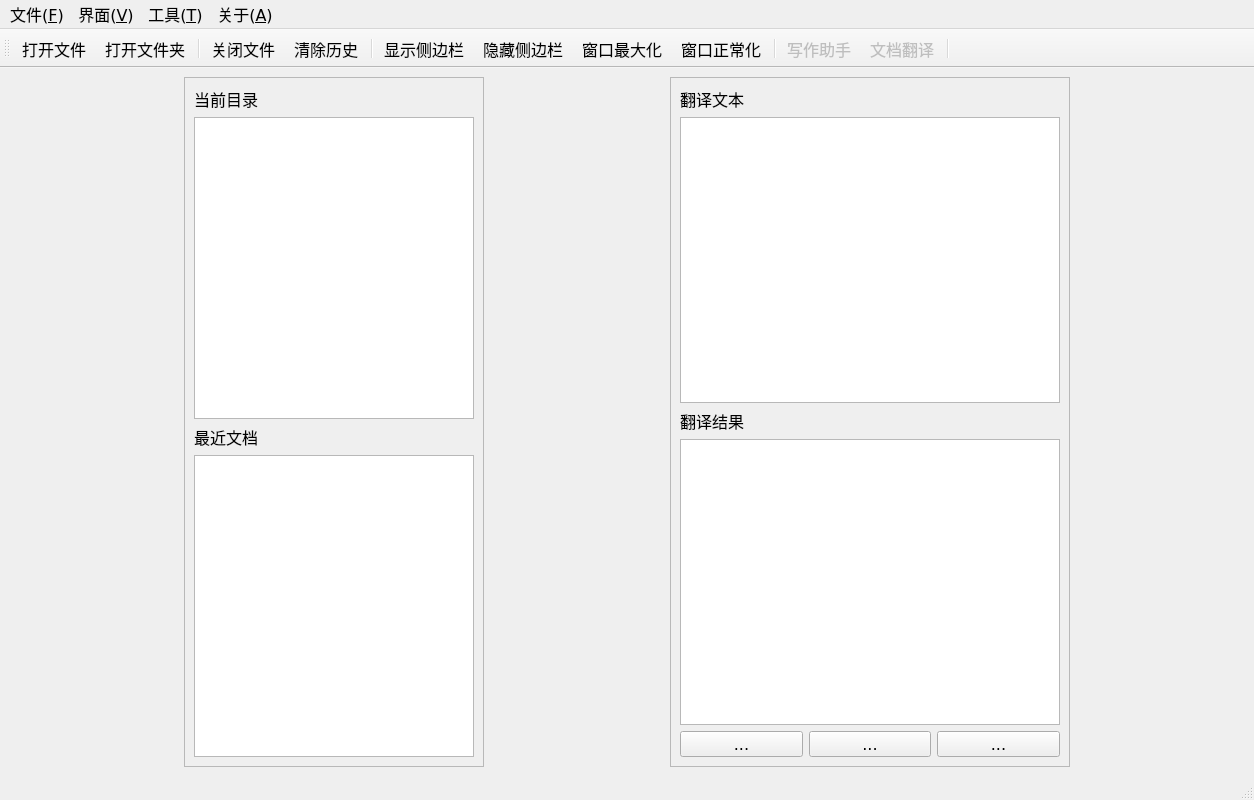
Before: the Qt Designer form modules/main_window_layout.ui in fiveflowers/ghs-translator, drawn with Qt 5.
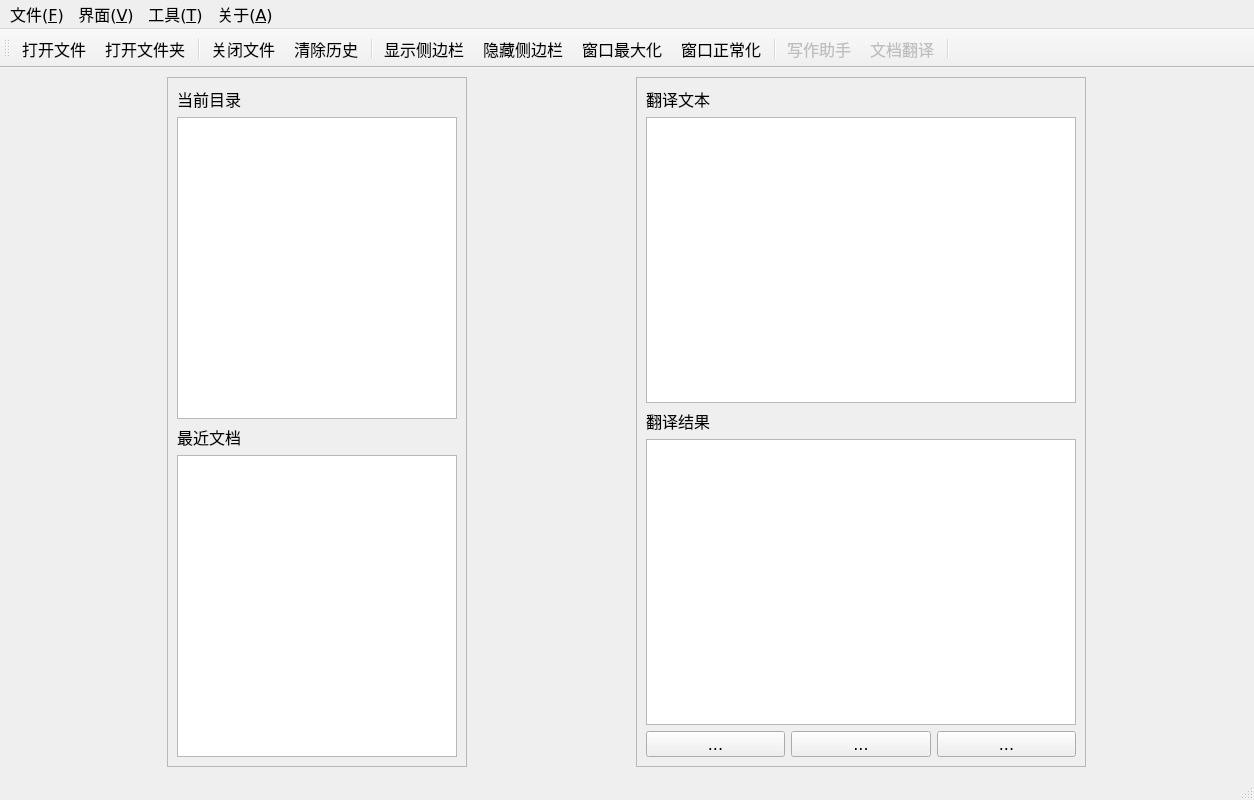
After: the same form once the commit is applied. Icons and pictures are not drawn.

Commit message: 调整翻译区的大小

Diff of the .ui file:
```diff
--- a/modules/main_window_layout.ui
+++ b/modules/main_window_layout.ui
@@ -43,7 +43,7 @@
       </property>
       <property name="maximumSize">
        <size>
-        <width>400</width>
+        <width>450</width>
         <height>16777215</height>
        </size>
       </property>
```
The commit also changes 1 other file.
